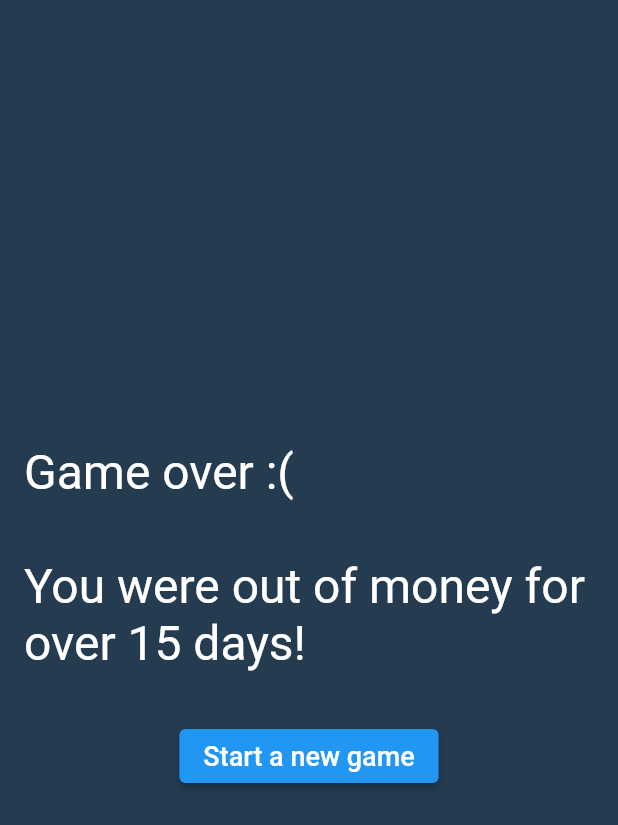
After one commit to josephrcox/flutter-landlord-simulator, a Flutter app: the GameOver screen opened directly, on a phone screen of 412 x 824 dp. The commit adds this screen. Shown: the top 825 px of the screen. Run offline on Flutter 3.47's test engine with Material 2 defaults, Android fonts, the phone set to English and light mode, and no system bars; our stand-ins replace flutter_riverpod, flutter_slidable, isar; accounts and stored records are empty; generated files the repository leaves out were written again.

Commit message:
Game over scenario + readme stuff

```diff
--- /dev/null
+++ b/lib/screens/gameOver.dart
@@ -0,0 +1,59 @@
+import 'package:flutter/material.dart';
+import 'package:flutter_riverpod/flutter_riverpod.dart';
+import 'package:real/provider/provider.dart';
+
+import '../../configSettings.dart';
+import '../models/gameSave.dart';
+
+class GameOver extends ConsumerStatefulWidget {
+
+  const GameOver({Key? key}) : super(key: key);
+
+  @override
+  _GameOverState createState() => _GameOverState();
+}
+
+class _GameOverState extends ConsumerState<GameOver> {
+  @override
+  Widget build(BuildContext context) {
+    final saveProvider =
+        ref.read(saveProviderNotifier);
+
+    Color backgroundColorARGB = const Color.fromARGB(255, 36, 59, 80);
+    Color headerBackgroundColorARGB = const Color.fromARGB(255, 37, 68, 97);
+
+    return Scaffold(
+      backgroundColor: backgroundColorARGB,
+      body: Padding(
+        padding: const EdgeInsets.all(16.0),
+        child: Center(
+          child: Column(
+            mainAxisAlignment: MainAxisAlignment.center,
+            crossAxisAlignment: CrossAxisAlignment.center,
+            children: [
+              const Text(
+                'Game over :(\n\nYou were out of money for over 15 days!',
+                style: TextStyle(
+                  fontSize: 32,
+                ),
+              ),
+              const SizedBox(height: 32),
+              ElevatedButton(
+                onPressed: () async {
+                  saveProvider.resetGame();
+                  Navigator.pop(context);
+                },
+                child: const Text(
+                  'Start a new game',
+                  style: TextStyle(
+                    fontSize: 18,
+                  ),
+                ),
+              ),
+            ],
+          ),
+        ),
+      ),
+    );
+  }
+}
--- a/lib/sellMenu.dart
+++ b/lib/screens/sellMenu.dart
@@ -2,8 +2,8 @@ import 'package:flutter/material.dart';
 import 'package:flutter_riverpod/flutter_riverpod.dart';
 import 'package:real/provider/provider.dart';
 
-import '../configSettings.dart';
-import 'models/gameSave.dart';
+import '../../configSettings.dart';
+import '../models/gameSave.dart';
 
 class SellMenu extends ConsumerStatefulWidget {
   final int plotIndex;
--- a/lib/staffMenu.dart
+++ b/lib/screens/staffMenu.dart
@@ -2,8 +2,8 @@ import 'package:flutter/material.dart';
 import 'package:flutter_riverpod/flutter_riverpod.dart';
 import 'package:real/provider/provider.dart';
 
-import '../configSettings.dart';
-import 'models/gameSave.dart';
+import '../../configSettings.dart';
+import '../models/gameSave.dart';
 
 class StaffMenu extends ConsumerStatefulWidget {
   // require saveProvider to be passed in
```
Also changed, not shown: lib/models/gameSave.dart (+2 -7 lines), lib/provider/provider.dart (+20 -5 lines), lib/screens/gamescreen.dart (+36 -4 lines), lib/models/gameSave.g.dart, 1 other file.
